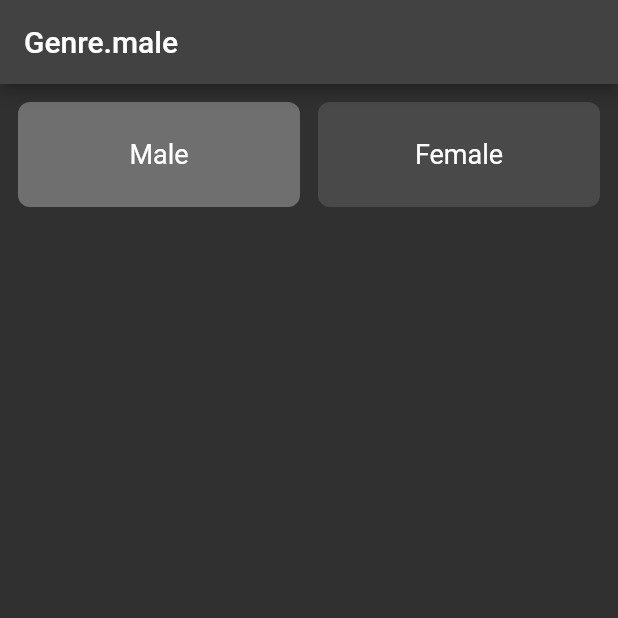
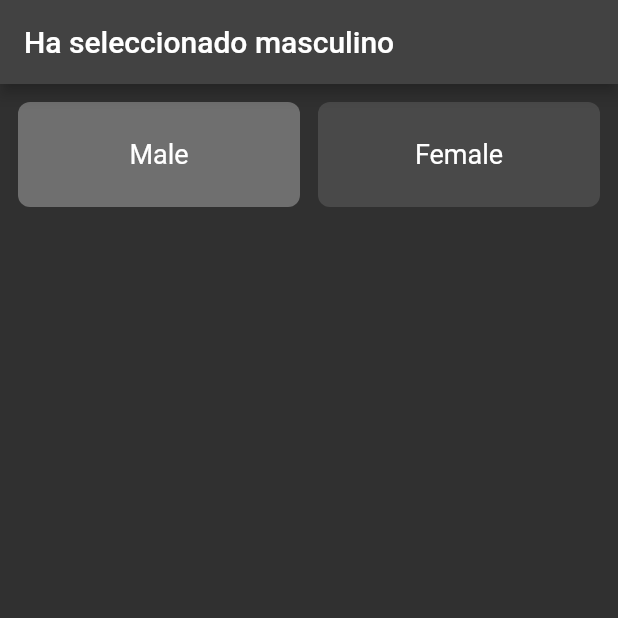
Before and after one commit to albeiromr/practicas-flutter, a Flutter app: the screen it shows after launch, after a tap on "Male", on a phone screen of 412 x 824 dp, the top half of it. Run offline on Flutter 3.47's test engine with Material 2 defaults, Android fonts, the phone set to English and light mode, and no system bars.

Commit message:
crea switch para el enum de genero

```diff
--- a/lib/helpers/genre_enum.dart
+++ b/lib/helpers/genre_enum.dart
@@ -1,5 +1,22 @@
-enum Genre {
-  male,
-  female,
-  notDefined
+enum Genre { male, female, notDefined }
+
+String renderGenreOption({required Genre genero}) {
+  switch (genero) {
+    case Genre.notDefined:
+      {
+        return "Seleccione un genero";
+      }
+    case Genre.male:
+      {
+        return "Ha seleccionado masculino";
+      }
+    case Genre.female:
+      {
+        return "Ha seleccionado femenino";
+      }
+    default:
+      {
+        return "Seleccione un genero";
+      }
+  }
 }
--- a/lib/screens/home_screen.dart
+++ b/lib/screens/home_screen.dart
@@ -16,7 +16,7 @@ class _HomeScreenState extends State<HomeScreen> {
 
   final activeColor = Colors.white30;
   final inactiveColor = Colors.white12;
-  Genre? selectedGenre;
+  Genre selectedGenre = Genre.notDefined;
   int height = 160;
   int weight = 60;
   int age = 25;
@@ -26,7 +26,7 @@ class _HomeScreenState extends State<HomeScreen> {
   Widget build(BuildContext context) {
     return Scaffold(
       appBar: AppBar(
-        title: Text("$selectedGenre"),
+        title: Text(renderGenreOption(genero: selectedGenre)),
       ),
       body: SafeArea(
         child: Container(
```
